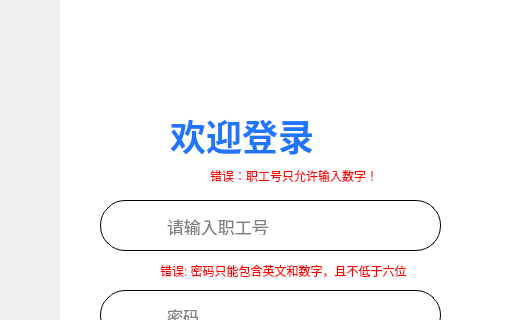
The window that ExamSystemTeacher/widget.ui (XieFuy/ExamSystemTeacherEnd) describes before a commit, drawn with Qt 5; both pictures show x 402 to 923 and y 0 to 320 of the 923 by 562 pixel window.
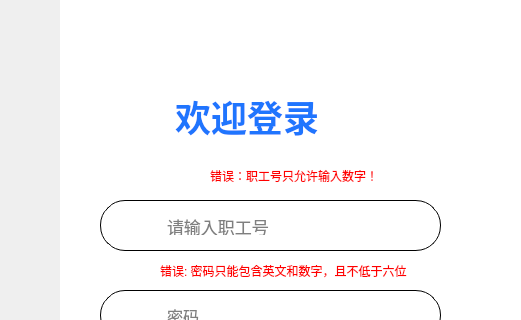
The same window after the commit. Icons and pictures are not drawn.

Diff of the .ui file:
```diff
--- a/ExamSystemTeacher/widget.ui
+++ b/ExamSystemTeacher/widget.ui
@@ -217,69 +217,6 @@
        <string>注册</string>
       </property>
      </widget>
-     <widget class="QLabel" name="label_4">
-      <property name="geometry">
-       <rect>
-        <x>40</x>
-        <y>120</y>
-        <width>71</width>
-        <height>31</height>
-       </rect>
-      </property>
-      <property name="text">
-       <string/>
-      </property>
-      <property name="pixmap">
-       <pixmap resource="res.qrc">:/icons/line.png</pixmap>
-      </property>
-     </widget>
-     <widget class="QLabel" name="label_5">
-      <property name="geometry">
-       <rect>
-        <x>300</x>
-        <y>120</y>
-        <width>71</width>
-        <height>31</height>
-       </rect>
-      </property>
-      <property name="font">
-       <font>
-        <pointsize>14</pointsize>
-       </font>
-      </property>
-      <property name="text">
-       <string/>
-      </property>
-      <property name="pixmap">
-       <pixmap resource="res.qrc">:/icons/line.png</pixmap>
-      </property>
-     </widget>
-     <widget class="QLabel" name="label_6">
-      <property name="geometry">
-       <rect>
-        <x>110</x>
-        <y>90</y>
-        <width>191</width>
-        <height>91</height>
-       </rect>
-      </property>
-      <property name="font">
-       <font>
-        <family>隶书</family>
-        <pointsize>27</pointsize>
-        <weight>75</weight>
-        <bold>true</bold>
-       </font>
-      </property>
-      <property name="styleSheet">
-       <string notr="true">#label_6
-{color:rgb(31,117,254);
-}</string>
-      </property>
-      <property name="text">
-       <string>欢迎登录</string>
-      </property>
-     </widget>
      <widget class="QLabel" name="label_7">
       <property name="geometry">
        <rect>
@@ -388,6 +325,99 @@
        </size>
       </property>
      </widget>
+     <widget class="QWidget" name="horizontalLayoutWidget">
+      <property name="geometry">
+       <rect>
+        <x>30</x>
+        <y>70</y>
+        <width>361</width>
+        <height>93</height>
+       </rect>
+      </property>
+      <layout class="QHBoxLayout" name="horizontalLayout_2">
+       <item>
+        <widget class="QLabel" name="label_5">
+         <property name="minimumSize">
+          <size>
+           <width>71</width>
+           <height>31</height>
+          </size>
+         </property>
+         <property name="maximumSize">
+          <size>
+           <width>71</width>
+           <height>31</height>
+          </size>
+         </property>
+         <property name="font">
+          <font>
+           <pointsize>14</pointsize>
+          </font>
+         </property>
+         <property name="text">
+          <string/>
+         </property>
+         <property name="pixmap">
+          <pixmap resource="res.qrc">:/icons/line.png</pixmap>
+         </property>
+        </widget>
+       </item>
+       <item>
+        <widget class="QLabel" name="label_6">
+         <property name="minimumSize">
+          <size>
+           <width>191</width>
+           <height>91</height>
+          </size>
+         </property>
+         <property name="maximumSize">
+          <size>
+           <width>191</width>
+           <height>91</height>
+          </size>
+         </property>
+         <property name="font">
+          <font>
+           <family>隶书</family>
+           <pointsize>27</pointsize>
+           <weight>75</weight>
+           <bold>true</bold>
+          </font>
+         </property>
+         <property name="styleSheet">
+          <string notr="true">#label_6
+{color:rgb(31,117,254);
+}</string>
+         </property>
+         <property name="text">
+          <string>欢迎登录</string>
+         </property>
+        </widget>
+       </item>
+       <item>
+        <widget class="QLabel" name="label_4">
+         <property name="minimumSize">
+          <size>
+           <width>71</width>
+           <height>31</height>
+          </size>
+         </property>
+         <property name="maximumSize">
+          <size>
+           <width>71</width>
+           <height>31</height>
+          </size>
+         </property>
+         <property name="text">
+          <string/>
+         </property>
+         <property name="pixmap">
+          <pixmap resource="res.qrc">:/icons/line.png</pixmap>
+         </property>
+        </widget>
+       </item>
+      </layout>
+     </widget>
     </widget>
    </item>
   </layout>
```
